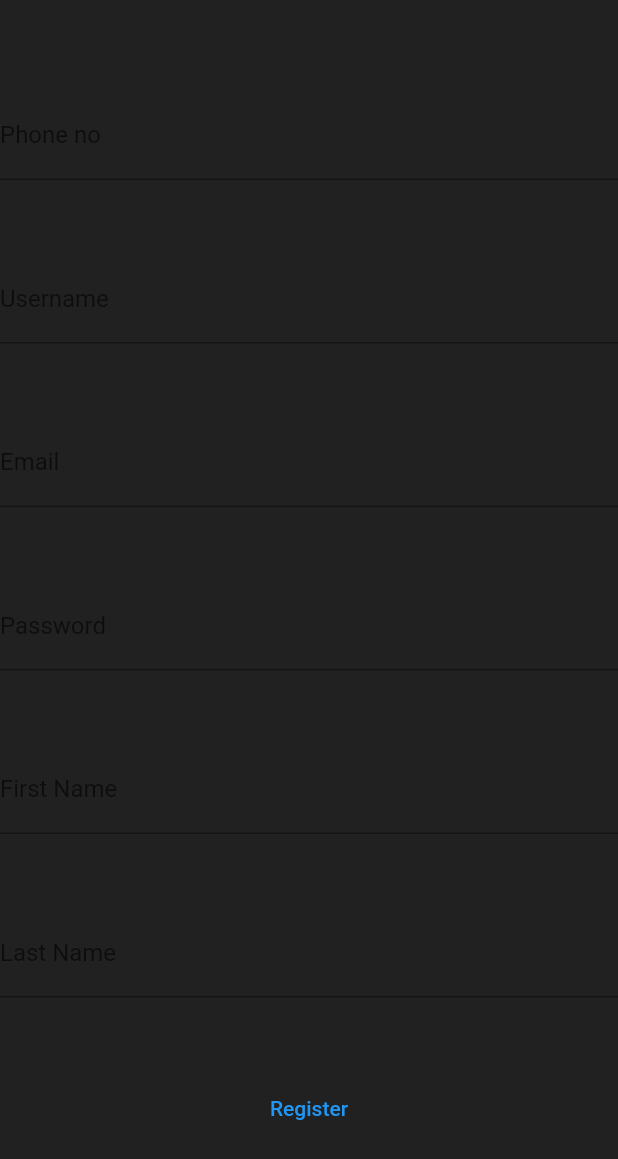
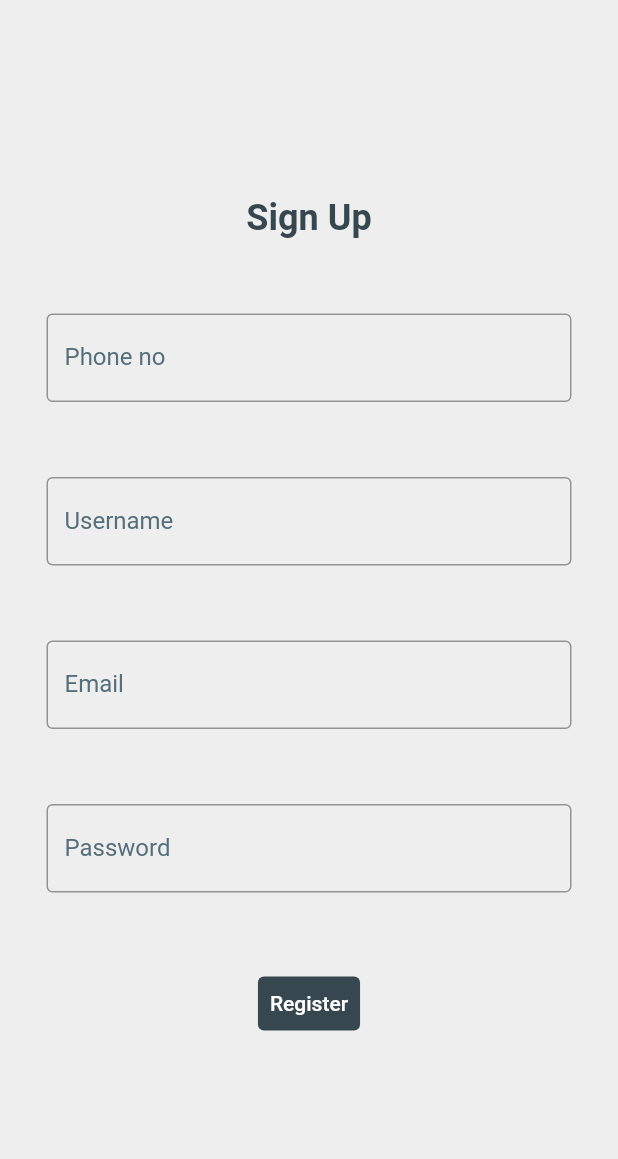
Before and after one commit to SamuelNittala/splitit_app, a Flutter app: the screen it shows after launch, on a phone screen of 412 x 824 dp. Shown: the top 1159 px of the screen. Run offline on Flutter 3.47's test engine with Material 2 defaults, Android fonts, the phone set to English and light mode, and no system bars; our stand-ins replace flutter_dotenv, flutter_riverpod.

Commit message:
fix signup screen UI

```diff
--- a/lib/src/common_widgets/input_field.dart
+++ b/lib/src/common_widgets/input_field.dart
@@ -3,9 +3,15 @@ import 'package:flutter/material.dart';
 class InputFieldWidget extends StatefulWidget {
   final String labelText;
   final ValueChanged<String> onChanged;
+  final TextStyle labelStyle;
+  final TextStyle inputStyle;
 
   const InputFieldWidget(
-      {super.key, required this.labelText, required this.onChanged});
+      {super.key,
+      required this.labelText,
+      required this.onChanged,
+      required this.labelStyle,
+      required this.inputStyle});
 
   @override
   InputFieldWidgetState createState() => InputFieldWidgetState();
@@ -24,10 +30,15 @@ class InputFieldWidgetState extends State<InputFieldWidget> {
 
   @override
   Widget build(BuildContext context) {
-    return TextField(
-      controller: _controller,
-      decoration: InputDecoration(
-        labelText: widget.labelText,
+    return SizedBox(
+      width: 350,
+      child: TextField(
+        controller: _controller,
+        decoration: InputDecoration(
+          labelStyle: widget.labelStyle,
+          labelText: widget.labelText,
+          border: const OutlineInputBorder(),
+        ),
       ),
     );
   }
--- a/lib/src/features/authentication/presentation/signup_screen.dart
+++ b/lib/src/features/authentication/presentation/signup_screen.dart
@@ -12,63 +12,57 @@ class SignUpScreen extends ConsumerWidget {
 
     return MaterialApp(
       home: Scaffold(
-        backgroundColor: Colors.grey[900],
+        backgroundColor: Colors.grey[200],
         body: Center(
           child: Column(
             mainAxisAlignment: MainAxisAlignment.center,
             children: <Widget>[
+              Text(
+                'Sign Up',
+                style: TextStyle(
+                    fontSize: 24,
+                    fontWeight: FontWeight.bold,
+                    color: Colors.blueGrey[800]),
+              ),
+              const SizedBox(height: 50),
               InputFieldWidget(
                   labelText: "Phone no",
+                  labelStyle: TextStyle(color: Colors.blueGrey[600]),
+                  inputStyle: TextStyle(color: Colors.blueGrey[800]),
                   onChanged: (value) {
                     signUpState.signupData.phoneNumber = value;
                   }),
-              const SizedBox(
-                height: 50,
-              ),
+              const SizedBox(height: 50),
               InputFieldWidget(
                   labelText: "Username",
+                  labelStyle: TextStyle(color: Colors.blueGrey[600]),
+                  inputStyle: TextStyle(color: Colors.blueGrey[800]),
                   onChanged: (value) {
                     signUpState.signupData.username = value;
                   }),
-              const SizedBox(
-                height: 50,
-              ),
+              const SizedBox(height: 50),
               InputFieldWidget(
                   labelText: "Email",
+                  labelStyle: TextStyle(color: Colors.blueGrey[600]),
+                  inputStyle: TextStyle(color: Colors.blueGrey[800]),
                   onChanged: (value) {
                     signUpState.signupData.email = value;
                   }),
-              const SizedBox(
-                height: 50,
-              ),
+              const SizedBox(height: 50),
               InputFieldWidget(
                   labelText: "Password",
+                  labelStyle: TextStyle(color: Colors.blueGrey[600]),
+                  inputStyle: TextStyle(color: Colors.blueGrey[800]),
                   onChanged: (value) {
                     signUpState.signupData.password = value;
                   }),
-              const SizedBox(
-                height: 50,
-              ),
-              InputFieldWidget(
-                  labelText: "First Name",
-                  onChanged: (value) {
-                    signUpState.signupData.firstName = value;
-                  }),
-              const SizedBox(
-                height: 50,
-              ),
-              InputFieldWidget(
-                  labelText: "Last Name",
-                  onChanged: (value) {
-                    signUpState.signupData.lastName = value;
-                  }),
-              const SizedBox(
-                height: 50,
-              ),
+              const SizedBox(height: 50),
               TextButton(
+                style:
+                    TextButton.styleFrom(backgroundColor: Colors.blueGrey[800]),
                 onPressed: () =>
                     ref.read(signupControllerProvider.notifier).signup(),
-                child: const Text('Register'),
+                child: Text('Register', style: TextStyle(color: Colors.white)),
               ),
             ],
           ),
```
Also changed, not shown: pubspec.lock.
